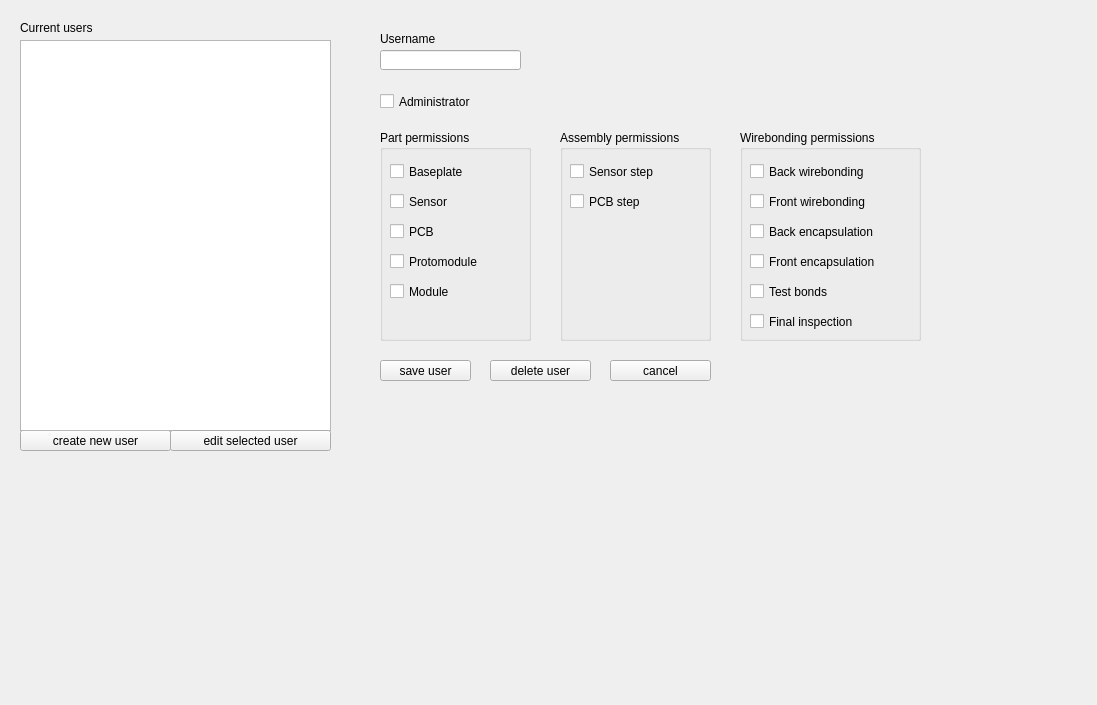
First picture: the form in pages_ui/view_users.ui, repository IncandelaLab/SharedUI, before the edit.
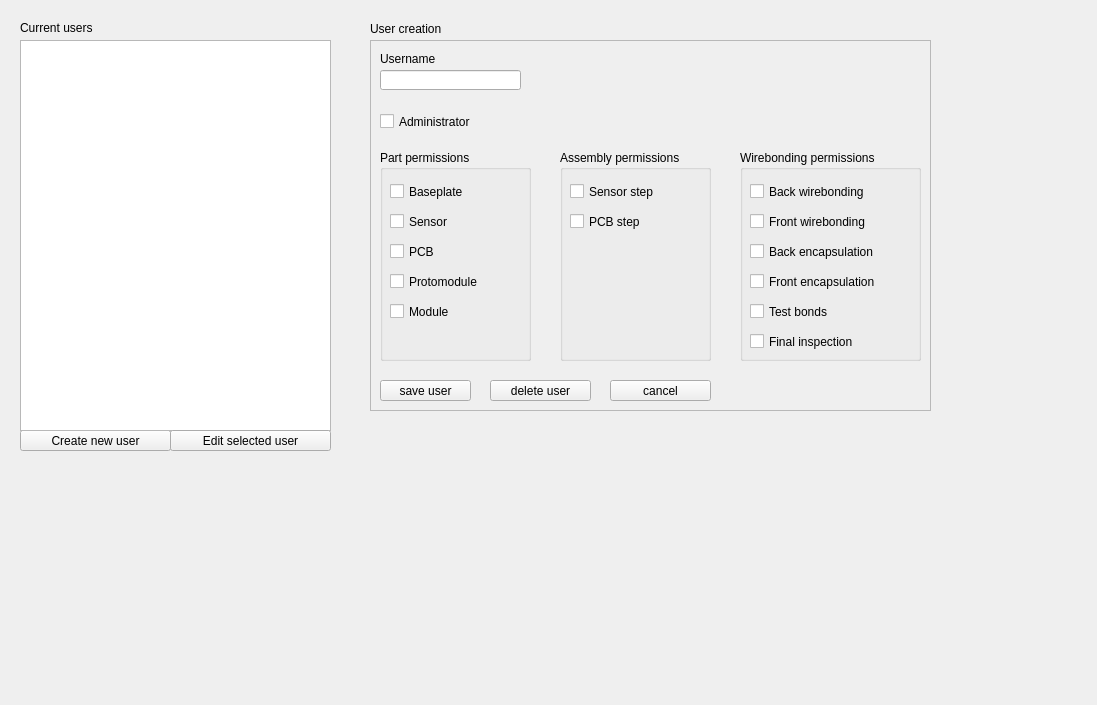
Second picture: the form after the edit.

Patch:
```diff
--- a/pages_ui/view_users.ui
+++ b/pages_ui/view_users.ui
@@ -23,7 +23,7 @@
     </rect>
    </property>
    <property name="text">
-    <string>create new user</string>
+    <string>Create new user</string>
    </property>
   </widget>
   <widget class="QListWidget" name="lwUsers">
@@ -36,19 +36,6 @@
     </rect>
    </property>
   </widget>
-  <widget class="QPushButton" name="pbDeleteSelected">
-   <property name="geometry">
-    <rect>
-     <x>490</x>
-     <y>360</y>
-     <width>101</width>
-     <height>21</height>
-    </rect>
-   </property>
-   <property name="text">
-    <string>delete user</string>
-   </property>
-  </widget>
   <widget class="QLabel" name="label">
    <property name="geometry">
     <rect>
@@ -72,102 +59,29 @@
     </rect>
    </property>
    <property name="text">
-    <string>edit selected user</string>
+    <string>Edit selected user</string>
    </property>
   </widget>
-  <widget class="QLineEdit" name="leUsername">
+  <widget class="QFrame" name="frame">
    <property name="geometry">
     <rect>
-     <x>380</x>
-     <y>50</y>
-     <width>141</width>
-     <height>20</height>
+     <x>370</x>
+     <y>40</y>
+     <width>561</width>
+     <height>371</height>
     </rect>
    </property>
-  </widget>
-  <widget class="QGroupBox" name="groupBox">
-   <property name="geometry">
-    <rect>
-     <x>380</x>
-     <y>130</y>
-     <width>151</width>
-     <height>211</height>
-    </rect>
+   <property name="frameShape">
+    <enum>QFrame::StyledPanel</enum>
    </property>
-   <property name="title">
-    <string>Part permissions</string>
+   <property name="frameShadow">
+    <enum>QFrame::Raised</enum>
    </property>
-   <widget class="QCheckBox" name="cbModule">
-    <property name="geometry">
-     <rect>
-      <x>10</x>
-      <y>150</y>
-      <width>92</width>
-      <height>23</height>
-     </rect>
-    </property>
-    <property name="text">
-     <string>Module</string>
-    </property>
-   </widget>
-   <widget class="QCheckBox" name="cbSensor">
-    <property name="geometry">
-     <rect>
-      <x>10</x>
-      <y>60</y>
-      <width>92</width>
-      <height>23</height>
-     </rect>
-    </property>
-    <property name="text">
-     <string>Sensor</string>
-    </property>
-   </widget>
-   <widget class="QCheckBox" name="cbBaseplate">
-    <property name="geometry">
-     <rect>
-      <x>10</x>
-      <y>30</y>
-      <width>92</width>
-      <height>23</height>
-     </rect>
-    </property>
-    <property name="text">
-     <string>Baseplate</string>
-    </property>
-   </widget>
-   <widget class="QCheckBox" name="cbPcb">
-    <property name="geometry">
-     <rect>
-      <x>10</x>
-      <y>90</y>
-      <width>92</width>
-      <height>23</height>
-     </rect>
-    </property>
-    <property name="text">
-     <string>PCB</string>
-    </property>
-   </widget>
-   <widget class="QCheckBox" name="cbProtomodule">
-    <property name="geometry">
-     <rect>
-      <x>10</x>
-      <y>120</y>
-      <width>111</width>
-      <height>23</height>
-     </rect>
-    </property>
-    <property name="text">
-     <string>Protomodule</string>
-    </property>
-   </widget>
-  </widget>
   <widget class="QGroupBox" name="groupBox_2">
    <property name="geometry">
     <rect>
-     <x>560</x>
-     <y>130</y>
+      <x>190</x>
+      <y>110</y>
      <width>151</width>
      <height>211</height>
     </rect>
@@ -202,50 +116,11 @@
     </property>
    </widget>
   </widget>
-  <widget class="QLabel" name="label_3">
-   <property name="geometry">
-    <rect>
-     <x>380</x>
-     <y>30</y>
-     <width>81</width>
-     <height>17</height>
-    </rect>
-   </property>
-   <property name="text">
-    <string>Username</string>
-   </property>
-  </widget>
-  <widget class="QCheckBox" name="cbAdministrator">
-   <property name="geometry">
-    <rect>
-     <x>380</x>
-     <y>90</y>
-     <width>121</width>
-     <height>23</height>
-    </rect>
-   </property>
-   <property name="text">
-    <string>Administrator</string>
-   </property>
-  </widget>
-  <widget class="QPushButton" name="pbSaveUser">
-   <property name="geometry">
-    <rect>
-     <x>380</x>
-     <y>360</y>
-     <width>91</width>
-     <height>21</height>
-    </rect>
-   </property>
-   <property name="text">
-    <string>save user</string>
-   </property>
-  </widget>
   <widget class="QPushButton" name="pbCancel">
    <property name="geometry">
     <rect>
-     <x>610</x>
-     <y>360</y>
+      <x>240</x>
+      <y>340</y>
      <width>101</width>
      <height>21</height>
     </rect>
@@ -254,11 +129,24 @@
     <string>cancel</string>
    </property>
   </widget>
+   <widget class="QPushButton" name="pbDeleteSelected">
+    <property name="geometry">
+     <rect>
+      <x>120</x>
+      <y>340</y>
+      <width>101</width>
+      <height>21</height>
+     </rect>
+    </property>
+    <property name="text">
+     <string>delete user</string>
+    </property>
+   </widget>
   <widget class="QGroupBox" name="groupBox_3">
    <property name="geometry">
     <rect>
-     <x>740</x>
-     <y>130</y>
+      <x>370</x>
+      <y>110</y>
      <width>181</width>
      <height>211</height>
     </rect>
@@ -344,6 +232,147 @@
      <string>Final inspection</string>
     </property>
    </widget>
+   </widget>
+   <widget class="QCheckBox" name="cbAdministrator">
+    <property name="geometry">
+     <rect>
+      <x>10</x>
+      <y>70</y>
+      <width>121</width>
+      <height>23</height>
+     </rect>
+    </property>
+    <property name="text">
+     <string>Administrator</string>
+    </property>
+   </widget>
+   <widget class="QLineEdit" name="leUsername">
+    <property name="geometry">
+     <rect>
+      <x>10</x>
+      <y>30</y>
+      <width>141</width>
+      <height>20</height>
+     </rect>
+    </property>
+   </widget>
+   <widget class="QGroupBox" name="groupBox">
+    <property name="geometry">
+     <rect>
+      <x>10</x>
+      <y>110</y>
+      <width>151</width>
+      <height>211</height>
+     </rect>
+    </property>
+    <property name="title">
+     <string>Part permissions</string>
+    </property>
+    <widget class="QCheckBox" name="cbModule">
+     <property name="geometry">
+      <rect>
+       <x>10</x>
+       <y>150</y>
+       <width>92</width>
+       <height>23</height>
+      </rect>
+     </property>
+     <property name="text">
+      <string>Module</string>
+     </property>
+    </widget>
+    <widget class="QCheckBox" name="cbSensor">
+     <property name="geometry">
+      <rect>
+       <x>10</x>
+       <y>60</y>
+       <width>92</width>
+       <height>23</height>
+      </rect>
+     </property>
+     <property name="text">
+      <string>Sensor</string>
+     </property>
+    </widget>
+    <widget class="QCheckBox" name="cbBaseplate">
+     <property name="geometry">
+      <rect>
+       <x>10</x>
+       <y>30</y>
+       <width>92</width>
+       <height>23</height>
+      </rect>
+     </property>
+     <property name="text">
+      <string>Baseplate</string>
+     </property>
+    </widget>
+    <widget class="QCheckBox" name="cbPcb">
+     <property name="geometry">
+      <rect>
+       <x>10</x>
+       <y>90</y>
+       <width>92</width>
+       <height>23</height>
+      </rect>
+     </property>
+     <property name="text">
+      <string>PCB</string>
+     </property>
+    </widget>
+    <widget class="QCheckBox" name="cbProtomodule">
+     <property name="geometry">
+      <rect>
+       <x>10</x>
+       <y>120</y>
+       <width>111</width>
+       <height>23</height>
+      </rect>
+     </property>
+     <property name="text">
+      <string>Protomodule</string>
+     </property>
+    </widget>
+   </widget>
+   <widget class="QPushButton" name="pbSaveUser">
+    <property name="geometry">
+     <rect>
+      <x>10</x>
+      <y>340</y>
+      <width>91</width>
+      <height>21</height>
+     </rect>
+    </property>
+    <property name="text">
+     <string>save user</string>
+    </property>
+   </widget>
+   <widget class="QLabel" name="label_3">
+    <property name="geometry">
+     <rect>
+      <x>10</x>
+      <y>10</y>
+      <width>81</width>
+      <height>17</height>
+     </rect>
+    </property>
+    <property name="text">
+     <string>Username</string>
+    </property>
+   </widget>
+  </widget>
+  <widget class="QLabel" name="label_4">
+   <property name="geometry">
+    <rect>
+     <x>370</x>
+     <y>20</y>
+     <width>111</width>
+     <height>17</height>
+    </rect>
+   </property>
+   <property name="text">
+    <string>User creation</string>
+   </property>
   </widget>
  </widget>
  <resources/>
```
Lines whose indentation alone changed are shown as unchanged.
